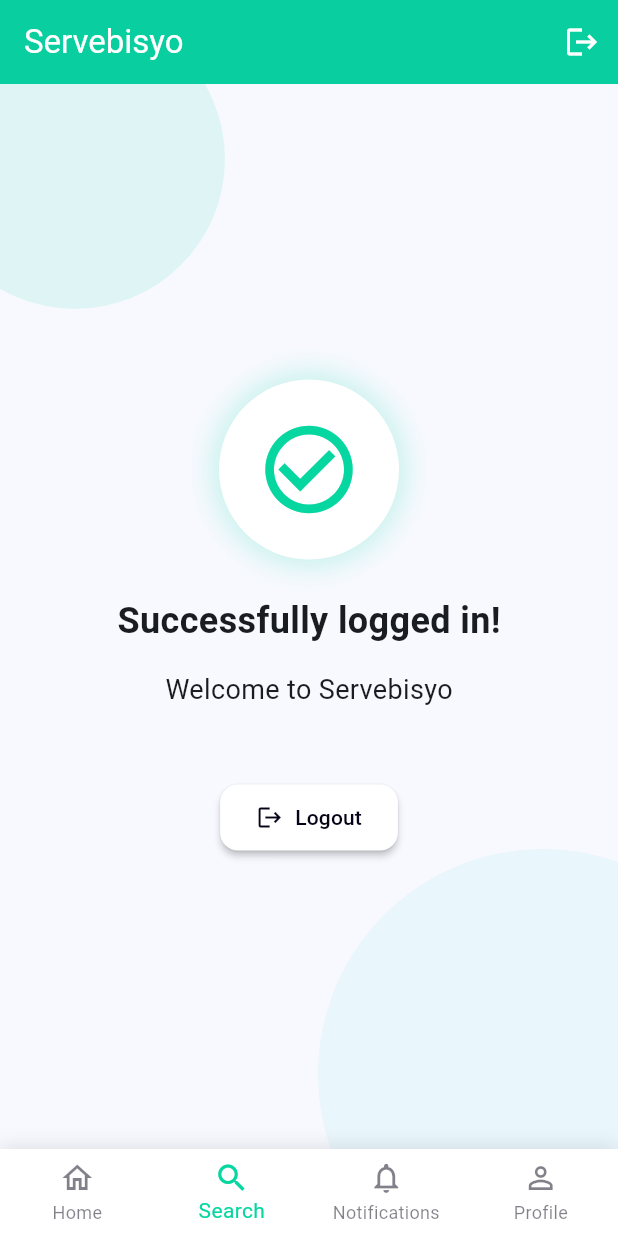
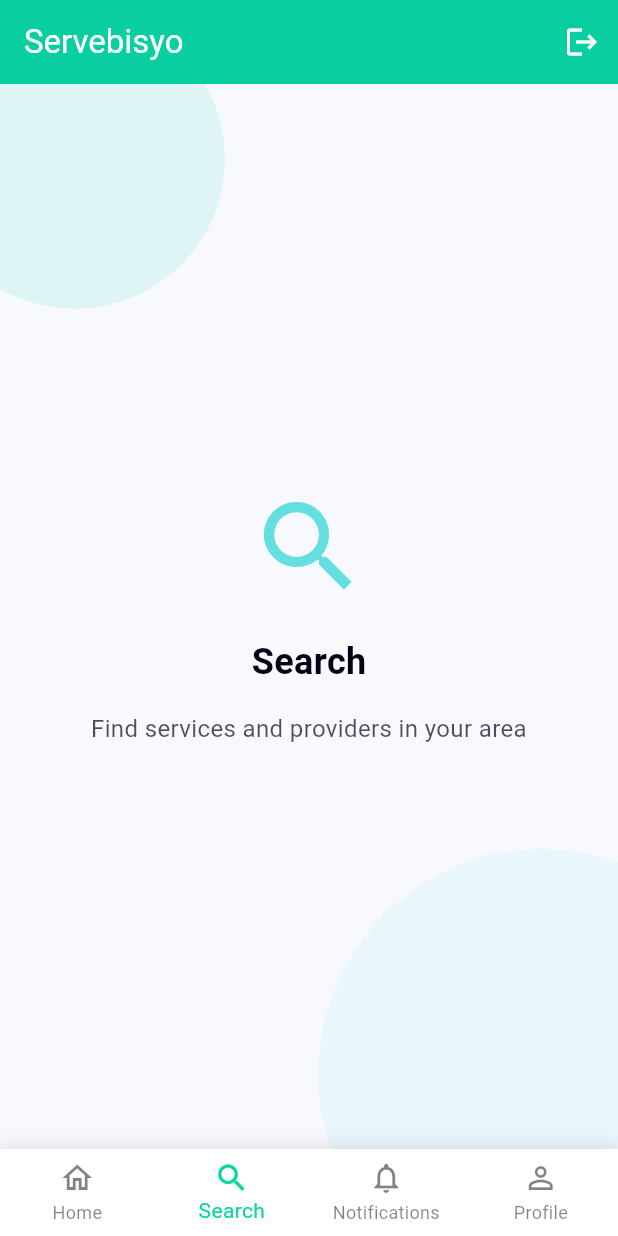
Before and after one commit to KboyVillahermosa/Mobile_App_Flutter_SQLITE, a Flutter app: the HomeScreen screen opened directly, item 2 of the bottom bar chosen, on a phone screen of 412 x 824 dp. Run offline on Flutter 3.47's test engine with Material 3 defaults, Android fonts, the light colour scheme and no system bars; our stand-ins replace image_picker, random_string, sqflite; accounts and stored records are empty.

Commit message:
update the design

```diff
--- a/lib/screens/home_screen.dart
+++ b/lib/screens/home_screen.dart
@@ -27,11 +27,12 @@
   int _selectedIndex = 0;
 
   void _onItemTapped(int index) {
+    // Always update the selected index first for visual feedback
     setState(() {
       _selectedIndex = index;
     });
 
-    // Handle navigation to profile screen
+    // For profile tab, navigate to the profile screen
     if (index == 3 && widget.phoneNumber != null) {
       Navigator.push(
         context,
@@ -40,37 +41,34 @@
             phoneNumber: widget.phoneNumber!,
           ),
         ),
-      );
+      ).then((_) {
+        // When returning from profile, reset to home tab
+        setState(() {
+          _selectedIndex = 0;
+        });
+      });
     }
   }
 
-  @override
-  Widget build(BuildContext context) {
-    return Scaffold(
-      appBar: AppBar(
-        title: const Text('Servebisyo'),
-        backgroundColor: AppColors.primaryColor,
-        foregroundColor: Colors.white,
-        elevation: 2,
-        actions: [
-          IconButton(
-            icon: const Icon(Icons.logout),
-            onPressed: () {
-              Navigator.pushAndRemoveUntil(
-                context,
-                MaterialPageRoute(builder: (context) => const LoginScreen()),
-                (route) => false,
-              );
-            },
-          ),
-        ],
-      ),
-      body: Stack(
-        children: [
-          // Background pattern
-          const PatternBackground(),
+  // Get the appropriate body widget based on selected tab
+  Widget _getBody() {
+    switch (_selectedIndex) {
+      case 0:
+        return _buildHomeTab();
+      case 1:
+        return _buildSearchTab();
+      case 2:
+        return _buildNotificationsTab();
+      case 3:
+        // For index 3, we navigate to profile screen, but still need a body
+        return _buildProfilePreview();
+      default:
+        return _buildHomeTab();
+    }
+  }
 
-          Center(
+  Widget _buildHomeTab() {
+    return Center(
       child: Column(
         mainAxisAlignment: MainAxisAlignment.center,
         children: [
@@ -141,7 +139,147 @@
           ),
         ],
       ),
+    );
+  }
+
+  Widget _buildSearchTab() {
+    return Center(
+      child: Column(
+        mainAxisAlignment: MainAxisAlignment.center,
+        children: [
+          Icon(
+            Icons.search,
+            size: 80,
+            color: AppColors.secondaryColor,
           ),
+          const SizedBox(height: 20),
+          Text(
+            'Search',
+            style: TextStyle(
+              fontSize: 24,
+              fontWeight: FontWeight.bold,
+              color: AppColors.textColor,
+            ),
+          ),
+          const SizedBox(height: 16),
+          Padding(
+            padding: const EdgeInsets.symmetric(horizontal: 32.0),
+            child: Text(
+              'Find services and providers in your area',
+              textAlign: TextAlign.center,
+              style: TextStyle(
+                fontSize: 16,
+                color: AppColors.textColor.withOpacity(0.7),
+              ),
+            ),
+          ),
+        ],
+      ),
+    );
+  }
+
+  Widget _buildNotificationsTab() {
+    return Center(
+      child: Column(
+        mainAxisAlignment: MainAxisAlignment.center,
+        children: [
+          Icon(
+            Icons.notifications,
+            size: 80,
+            color: AppColors.secondaryColor,
+          ),
+          const SizedBox(height: 20),
+          Text(
+            'Notifications',
+            style: TextStyle(
+              fontSize: 24,
+              fontWeight: FontWeight.bold,
+              color: AppColors.textColor,
+            ),
+          ),
+          const SizedBox(height: 16),
+          Padding(
+            padding: const EdgeInsets.symmetric(horizontal: 32.0),
+            child: Text(
+              'You have no new notifications',
+              textAlign: TextAlign.center,
+              style: TextStyle(
+                fontSize: 16,
+                color: AppColors.textColor.withOpacity(0.7),
+              ),
+            ),
+          ),
+        ],
+      ),
+    );
+  }
+
+  Widget _buildProfilePreview() {
+    return Center(
+      child: Column(
+        mainAxisAlignment: MainAxisAlignment.center,
+        children: [
+          Icon(
+            Icons.person,
+            size: 80,
+            color: AppColors.secondaryColor,
+          ),
+          const SizedBox(height: 20),
+          Text(
+            'Profile',
+            style: TextStyle(
+              fontSize: 24,
+              fontWeight: FontWeight.bold,
+              color: AppColors.textColor,
+            ),
+          ),
+          const SizedBox(height: 16),
+          Padding(
+            padding: const EdgeInsets.symmetric(horizontal: 32.0),
+            child: Text(
+              widget.phoneNumber != null
+                  ? 'Loading your profile details...'
+                  : 'Please log in to view your profile',
+              textAlign: TextAlign.center,
+              style: TextStyle(
+                fontSize: 16,
+                color: AppColors.textColor.withOpacity(0.7),
+              ),
+            ),
+          ),
+        ],
+      ),
+    );
+  }
+
+  @override
+  Widget build(BuildContext context) {
+    return Scaffold(
+      appBar: AppBar(
+        title: const Text('Servebisyo'),
+        backgroundColor: AppColors.primaryColor,
+        foregroundColor: Colors.white,
+        elevation: 2,
+        actions: [
+          IconButton(
+            icon: const Icon(Icons.logout),
+            onPressed: () {
+              Navigator.pushAndRemoveUntil(
+                context,
+                MaterialPageRoute(builder: (context) => const LoginScreen()),
+                (route) => false,
+              );
+            },
+          ),
+        ],
+      ),
+      body: Stack(
+        children: [
+          // Background pattern
+          const PatternBackground(),
+
+          // Dynamic content based on selected tab
+          _getBody(),
         ],
       ),
       bottomNavigationBar: Container(
--- a/lib/screens/login_screen.dart
+++ b/lib/screens/login_screen.dart
@@ -151,7 +151,7 @@
                       ),
                       const SizedBox(height: 32),
                       Text(
-                        'Welcome Back',
+                        'ServeBisyo',
                         style: TextStyle(
                           fontSize: 28,
                           fontWeight: FontWeight.bold,
```
Lines whose indentation alone changed are shown as unchanged.
